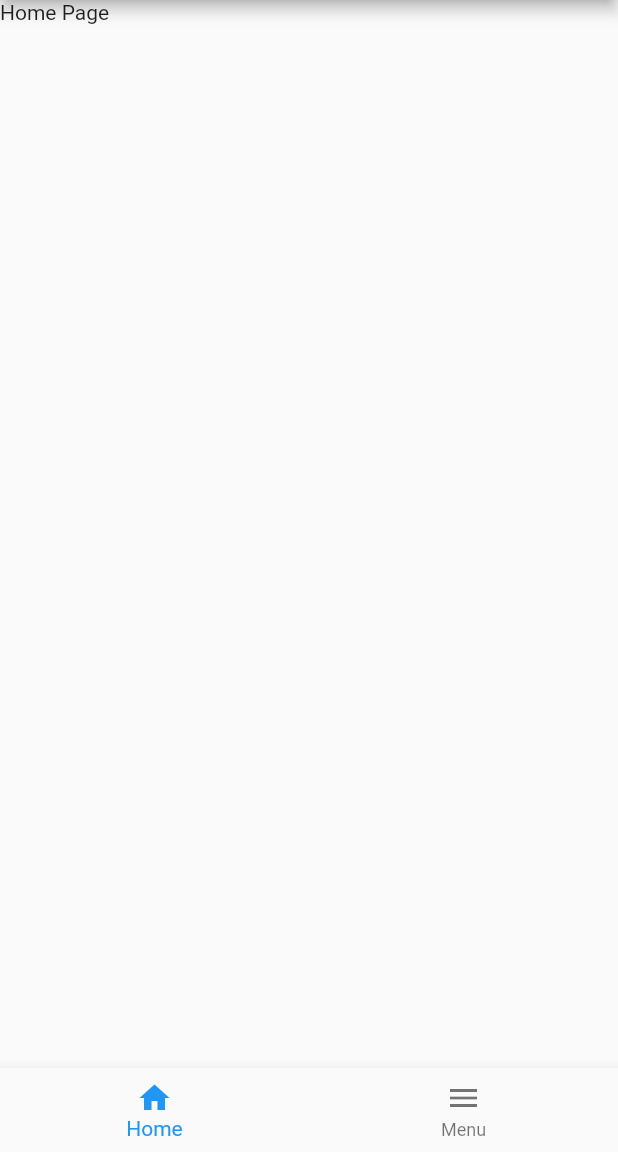
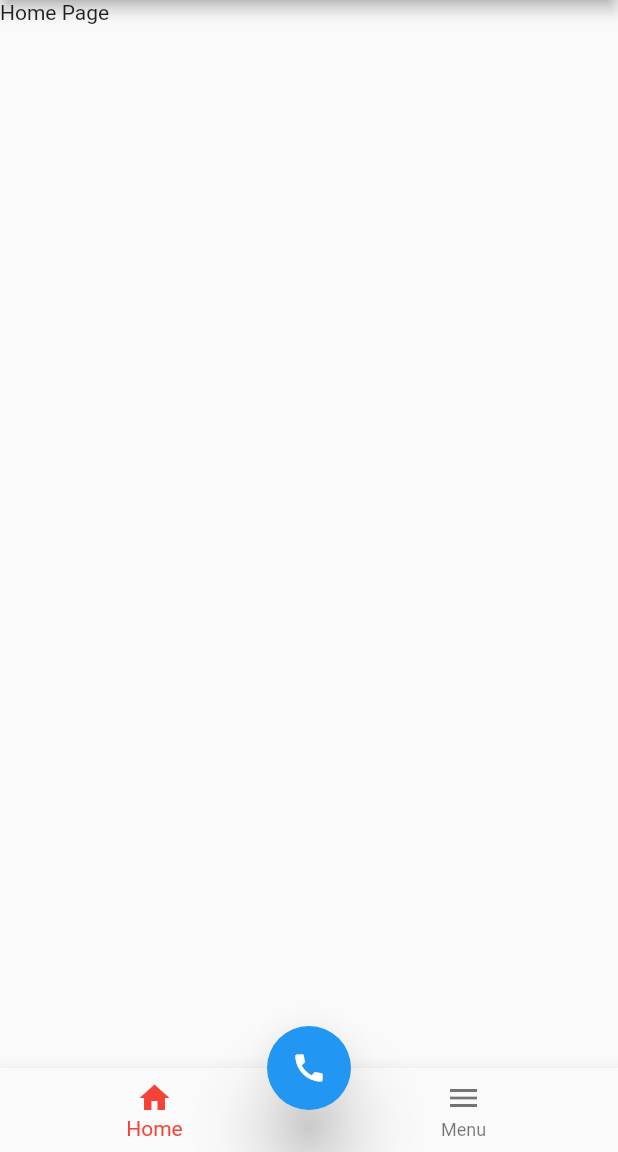
Before and after one commit to vatiza/Flutter_Widgets_Learning, a Flutter app: the screen it shows after launch, on a phone screen of 412 x 824 dp, the part 84-1236 px from its top. Run offline on Flutter 3.47's test engine with Material 2 defaults, Android fonts, the phone set to English and light mode, and no system bars.

Commit message:
floating action button

```diff
--- a/lib/home.dart
+++ b/lib/home.dart
@@ -27,7 +27,18 @@ class _HomePageState extends State<HomePage> {
       appBar: AppBar(
         title: Text("Class 8910"),
       ),
+      //! floatingActionButton
+      floatingActionButtonLocation: FloatingActionButtonLocation.centerDocked,
+      floatingActionButton: FloatingActionButton(
+        onPressed: () {},
+        child: Icon(Icons.call),
+        elevation: 20,
+      ),
+
+//! bottomNavigationBar
       bottomNavigationBar: BottomNavigationBar(
+          selectedItemColor: Colors.red,
+          elevation: 10,
           currentIndex: selectedIndex,
           onTap: onTap,
           items: const <BottomNavigationBarItem>[
```
